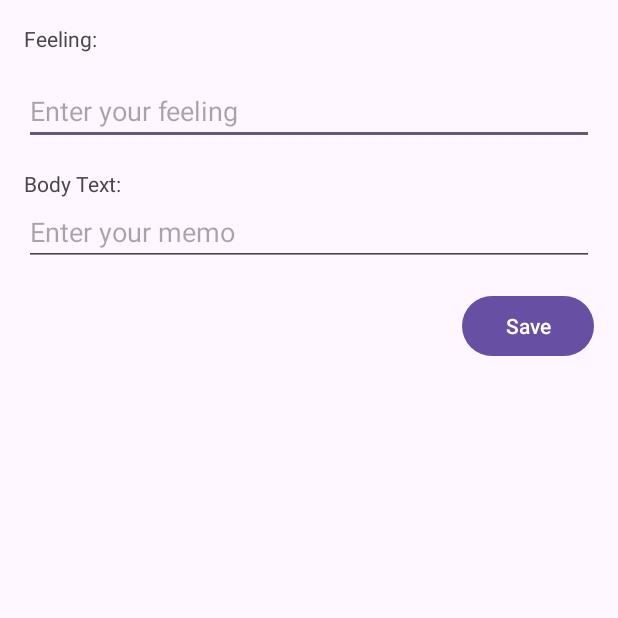
After one commit to Heejae-L/DaMoYeo, an Android app: the WriteMemoActivity screen opened directly, with no data from a screen before it, on a phone screen of 412 x 824 dp, the top half of it. The commit adds this screen. Run offline under Robolectric (Android 15) with nearby library versions, the phone set to English and light mode, and no system bars; our stand-ins replace Firebase (no records; nobody signed in at launch, a user with empty details on screens opened directly); 1 statement that could not run was skipped.

Commit message:
Group create and View, Memo write and view

```diff
--- a/app/src/main/AndroidManifest.xml
+++ b/app/src/main/AndroidManifest.xml
@@ -25,6 +25,11 @@
         <activity android:name=".RegisterActivity"/>
         <activity android:name=".WriteDiaryActivity"/>
         <activity android:name=".ViewDiariesActivity"/>
+        <activity android:name=".CreateGroupActivity"/>
+        <activity android:name=".ViewGroupActivity"/>
+        <activity android:name=".GroupActivity"/>
+        <activity android:name=".WriteMemoActivity"/>
+        <activity android:name=".ViewMemoActivity"/>
     </application>
 
 </manifest>
--- a/app/src/main/java/android/org/firebasetest/MemoManager.java
+++ b/app/src/main/java/android/org/firebasetest/MemoManager.java
@@ -12,12 +12,14 @@ import java.util.ArrayList;
 import java.util.List;
 
 public class MemoManager {
-    private final DatabaseReference database;
+    private DatabaseReference database; // Make it private to encapsulate
 
     public MemoManager() {
         database = FirebaseDatabase.getInstance().getReference("memos");
     }
-
+    public DatabaseReference getDatabase() {
+        return database;
+    }
     public void saveMemo(Memo memo) {
         database.child(memo.getMemoId()).setValue(memo);
     }
--- /dev/null
+++ b/app/src/main/java/android/org/firebasetest/WriteMemoActivity.java
@@ -0,0 +1,87 @@
+package android.org.firebasetest;
+
+import android.os.Bundle;
+import android.util.Log;
+import android.view.View;
+import android.widget.Button;
+import android.widget.EditText;
+import android.widget.Toast;
+
+import androidx.annotation.NonNull;
+import androidx.appcompat.app.AppCompatActivity;
+
+import com.google.firebase.auth.FirebaseAuth;
+import com.google.firebase.auth.FirebaseUser;
+
+import java.text.SimpleDateFormat;
+import java.util.Date;
+import java.util.Locale;
+
+public class WriteMemoActivity extends AppCompatActivity {
+    private EditText editTextFeeling, editTextBodyText;
+    private Button buttonSaveMemo;
+    private MemoManager memoManager;
+    private Group group;
+    private String groupId;
+    private String userId;
+
+    @Override
+    protected void onCreate(Bundle savedInstanceState) {
+        super.onCreate(savedInstanceState);
+        setContentView(R.layout.activity_write_memo);
+
+        // Initialize views and Firebase components
+        editTextFeeling = findViewById(R.id.editTextFeeling);
+        editTextBodyText = findViewById(R.id.editTextBodyText);
+        buttonSaveMemo = findViewById(R.id.buttonSaveMemo);
+        memoManager = new MemoManager();
+
+        // Get current user ID
+        FirebaseUser user = FirebaseAuth.getInstance().getCurrentUser();
+        if (user != null) {
+            userId = user.getUid();
+        } else {
+            // Handle the case where the user is not logged in
+        }
+        group = getIntent().getParcelableExtra("group");
+        // Get the group ID passed from the previous activity
+        groupId = group.getGroupId();
+
+        // Set click listener for the save memo button
+        buttonSaveMemo.setOnClickListener(new View.OnClickListener() {
+            @Override
+            public void onClick(View v) {
+                saveMemo();
+            }
+        });
+    }
+
+    private void saveMemo() {
+        String feeling = editTextFeeling.getText().toString().trim();
+        String bodyText = editTextBodyText.getText().toString().trim();
+        String memoId = memoManager.getDatabase().push().getKey(); // Generate unique ID for the memo
+
+        if (feeling.isEmpty() || bodyText.isEmpty()) {
+            Toast.makeText(WriteMemoActivity.this, "Please fill all the fields", Toast.LENGTH_SHORT).show();
+            return;
+        }
+
+        // Create a new Memo object with the provided data
+        Memo memo = new Memo(memoId, feeling, getCurrentDate(), bodyText, null, userId, groupId);
+        Log.d("Memo","Memo:"+memo.getGroupId()+groupId);
+
+        // Save the memo to the database
+        memoManager.saveMemo(memo);
+
+        // Show a success message
+        Toast.makeText(WriteMemoActivity.this, "Memo saved successfully", Toast.LENGTH_SHORT).show();
+
+        // Finish the activity
+        finish();
+    }
+
+    private String getCurrentDate() {
+        SimpleDateFormat sdf = new SimpleDateFormat("yyyy-MM-dd", Locale.getDefault());
+        return sdf.format(new Date());
+    }
+}
--- /dev/null
+++ b/app/src/main/res/layout/activity_write_memo.xml
@@ -0,0 +1,49 @@
+<?xml version="1.0" encoding="utf-8"?>
+<RelativeLayout xmlns:android="http://schemas.android.com/apk/res/android"
+    android:layout_width="match_parent"
+    android:layout_height="match_parent">
+
+    <TextView
+        android:id="@+id/textViewFeeling"
+        android:layout_width="wrap_content"
+        android:layout_height="wrap_content"
+        android:text="Feeling:"
+        android:layout_margin="16dp"/>
+
+    <EditText
+        android:id="@+id/editTextFeeling"
+        android:layout_width="match_parent"
+        android:layout_height="wrap_content"
+        android:layout_below="@id/textViewFeeling"
+        android:layout_marginStart="16dp"
+        android:layout_marginEnd="16dp"
+        android:hint="Enter your feeling"/>
+
+    <TextView
+        android:id="@+id/textViewBodyText"
+        android:layout_width="wrap_content"
+        android:layout_height="wrap_content"
+        android:text="Body Text:"
+        android:layout_below="@id/editTextFeeling"
+        android:layout_marginTop="16dp"
+        android:layout_marginStart="16dp"/>
+
+    <EditText
+        android:id="@+id/editTextBodyText"
+        android:layout_width="match_parent"
+        android:layout_height="wrap_content"
+        android:layout_below="@id/textViewBodyText"
+        android:layout_marginStart="16dp"
+        android:layout_marginEnd="16dp"
+        android:hint="Enter your memo"/>
+
+    <Button
+        android:id="@+id/buttonSaveMemo"
+        android:layout_width="wrap_content"
+        android:layout_height="wrap_content"
+        android:layout_below="@id/editTextBodyText"
+        android:layout_alignParentEnd="true"
+        android:layout_marginTop="16dp"
+        android:layout_marginEnd="16dp"
+        android:text="Save"/>
+</RelativeLayout>
```
Also changed, not shown: app/src/main/java/android/org/firebasetest/CreateGroupActivity.java (added, +71 -0 lines), app/src/main/java/android/org/firebasetest/Group.java (+53 -6 lines), app/src/main/java/android/org/firebasetest/GroupActivity.java (added, +42 -0 lines), app/src/main/java/android/org/firebasetest/GroupManager.java (+45 -1 lines), app/src/main/java/android/org/firebasetest/MainActivity.java (+11 -1 lines), app/src/main/java/android/org/firebasetest/Memo.java (+4 -4 lines), app/src/main/java/android/org/firebasetest/ViewGroupActivity.java (added, +91 -0 lines), app/src/main/java/android/org/firebasetest/ViewMemoActivity.java (added, +68 -0 lines), app/src/main/res/layout/activity_create_group.xml (added, +25 -0 lines), app/src/main/res/layout/activity_group.xml (added, +43 -0 lines), app/src/main/res/layout/activity_main.xml (+13 -0 lines), app/src/main/res/layout/activity_view_groups.xml (added, +11 -0 lines), app/src/main/res/layout/activity_view_memos.xml (added, +10 -0 lines), app/src/main/java/android/org/firebasetest/WriteDiaryActivity.java (line endings or trailing spaces).
